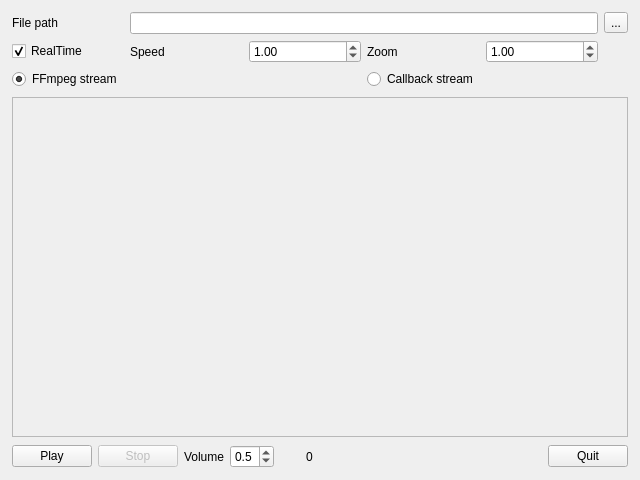
Qt form qfmainwindow.ui (denisgottardello/QtFFmpegPlayer) before a commit.
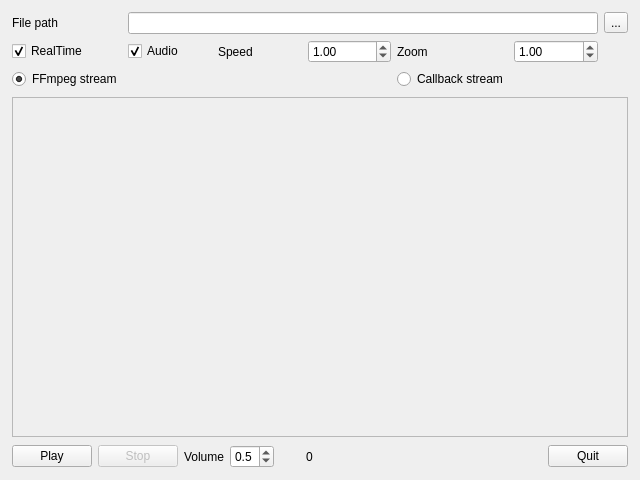
The same form after that commit.

Commit message: Audio support improved

```diff
--- a/qfmainwindow.ui
+++ b/qfmainwindow.ui
@@ -30,23 +30,49 @@
        <property name="bottomMargin">
         <number>1</number>
        </property>
+       <item row="0" column="6">
+        <widget class="QToolButton" name="QTBFilePath">
+         <property name="text">
+          <string>...</string>
+         </property>
+         <property name="popupMode">
+          <enum>QToolButton::InstantPopup</enum>
+         </property>
+        </widget>
+       </item>
+       <item row="3" column="4">
+        <widget class="QRadioButton" name="QRBCallbackStream">
+         <property name="text">
+          <string>Callback stream</string>
+         </property>
+         <property name="checked">
+          <bool>false</bool>
+         </property>
+        </widget>
+       </item>
        <item row="1" column="3">
+        <widget class="QDoubleSpinBox" name="QDSBSpeed">
+         <property name="minimum">
+          <double>0.250000000000000</double>
+         </property>
+         <property name="maximum">
+          <double>8.000000000000000</double>
+         </property>
+         <property name="singleStep">
+          <double>0.250000000000000</double>
+         </property>
+         <property name="value">
+          <double>1.000000000000000</double>
+         </property>
+        </widget>
+       </item>
+       <item row="1" column="4">
         <widget class="QLabel" name="label_2">
          <property name="text">
           <string>Zoom</string>
          </property>
         </widget>
        </item>
-       <item row="1" column="0">
-        <widget class="QCheckBox" name="QCBRealTime">
-         <property name="text">
-          <string>RealTime</string>
-         </property>
-         <property name="checked">
-          <bool>true</bool>
-         </property>
-        </widget>
-       </item>
        <item row="3" column="0">
         <widget class="QRadioButton" name="QRBFFmpegStream">
          <property name="text">
@@ -57,29 +83,6 @@
          </property>
         </widget>
        </item>
-       <item row="1" column="4">
-        <widget class="QDoubleSpinBox" name="QDSBZoom">
-         <property name="minimum">
-          <double>0.250000000000000</double>
-         </property>
-         <property name="maximum">
-          <double>3.000000000000000</double>
-         </property>
-         <property name="singleStep">
-          <double>0.250000000000000</double>
-         </property>
-         <property name="value">
-          <double>1.000000000000000</double>
-         </property>
-        </widget>
-       </item>
-       <item row="1" column="1">
-        <widget class="QLabel" name="label_4">
-         <property name="text">
-          <string>Speed</string>
-         </property>
-        </widget>
-       </item>
        <item row="0" column="0">
         <widget class="QLabel" name="label">
          <property name="text">
@@ -87,43 +90,50 @@
          </property>
         </widget>
        </item>
-       <item row="3" column="3">
-        <widget class="QRadioButton" name="QRBCallbackStream">
+       <item row="1" column="0">
+        <widget class="QCheckBox" name="QCBRealTime">
          <property name="text">
-          <string>Callback stream</string>
+          <string>RealTime</string>
          </property>
          <property name="checked">
-          <bool>false</bool>
+          <bool>true</bool>
          </property>
         </widget>
        </item>
-       <item row="0" column="5">
-        <widget class="QToolButton" name="QTBFilePath">
-         <property name="text">
-          <string>...</string>
+       <item row="1" column="5">
+        <widget class="QDoubleSpinBox" name="QDSBZoom">
+         <property name="minimum">
+          <double>0.250000000000000</double>
          </property>
-         <property name="popupMode">
-          <enum>QToolButton::InstantPopup</enum>
+         <property name="maximum">
+          <double>3.000000000000000</double>
+         </property>
+         <property name="singleStep">
+          <double>0.250000000000000</double>
+         </property>
+         <property name="value">
+          <double>1.000000000000000</double>
          </property>
         </widget>
        </item>
        <item row="1" column="2">
-        <widget class="QDoubleSpinBox" name="QDSBSpeed">
-         <property name="minimum">
-          <double>0.250000000000000</double>
+        <widget class="QLabel" name="label_4">
+         <property name="text">
+          <string>Speed</string>
          </property>
-         <property name="maximum">
-          <double>8.000000000000000</double>
+        </widget>
+       </item>
+       <item row="1" column="1">
+        <widget class="QCheckBox" name="QCBAudio">
+         <property name="text">
+          <string>Audio</string>
          </property>
-         <property name="singleStep">
-          <double>0.250000000000000</double>
+         <property name="checked">
+          <bool>true</bool>
          </property>
-         <property name="value">
-          <double>1.000000000000000</double>
-         </property>
         </widget>
        </item>
-       <item row="0" column="1" colspan="4">
+       <item row="0" column="1" colspan="5">
         <widget class="QLineEdit" name="QLEFilePath">
          <property name="text">
           <string/>
```
Left out of the diff: 1 changed line with no effect on the pictures. The commit also changes 3 other files.
